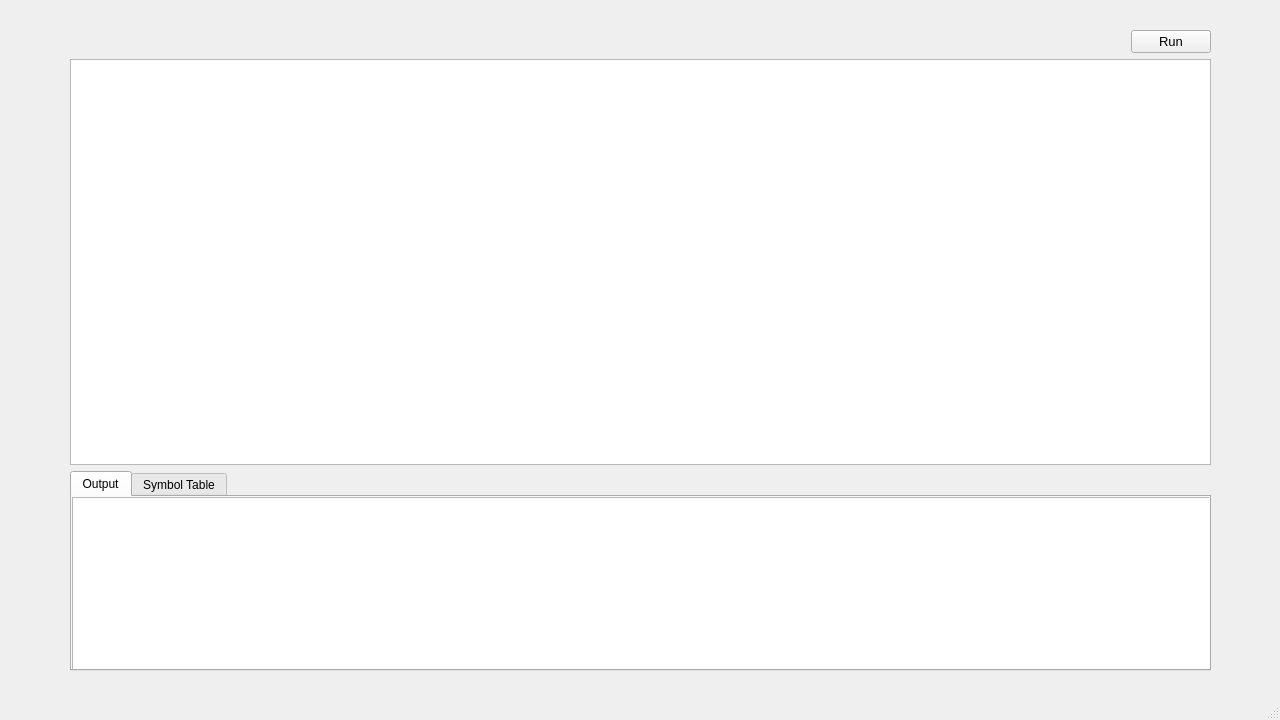
AlimU11/Pascal-Interpreter, file layout.ui: the form before one commit.
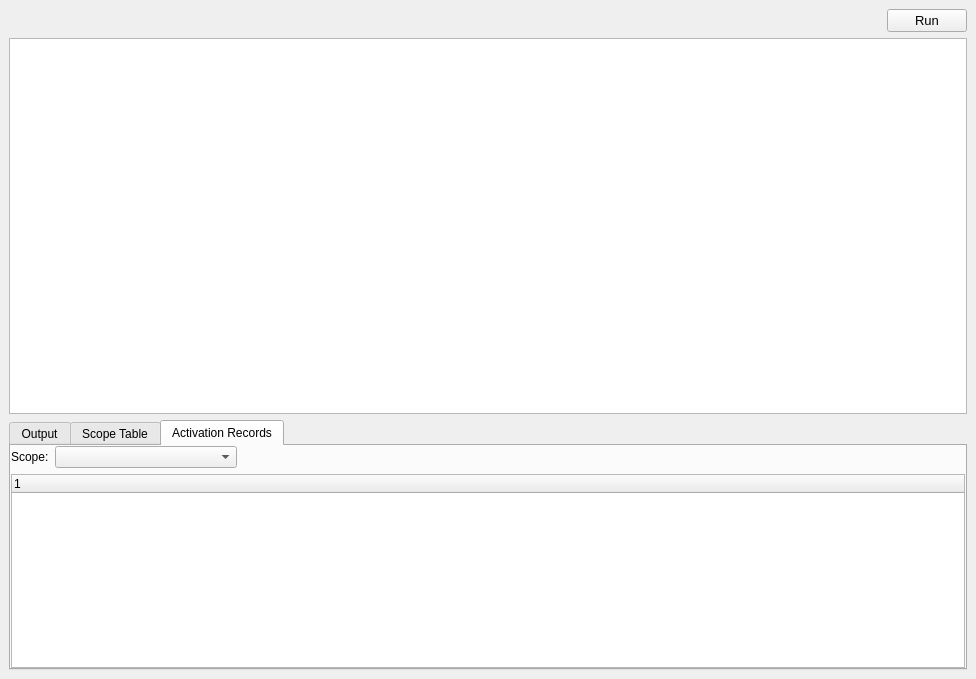
The form after the commit. The open tabs and pages were chosen to show the change. Custom widgets are drawn as their Qt base class.

```diff
--- a/layout.ui
+++ b/layout.ui
@@ -6,10 +6,22 @@
    <rect>
     <x>0</x>
     <y>0</y>
-    <width>1280</width>
-    <height>720</height>
+    <width>976</width>
+    <height>679</height>
    </rect>
   </property>
+  <property name="sizePolicy">
+   <sizepolicy hsizetype="Expanding" vsizetype="Expanding">
+    <horstretch>0</horstretch>
+    <verstretch>0</verstretch>
+   </sizepolicy>
+  </property>
+  <property name="minimumSize">
+   <size>
+    <width>360</width>
+    <height>480</height>
+   </size>
+  </property>
   <property name="cursor">
    <cursorShape>ArrowCursor</cursorShape>
   </property>
@@ -17,18 +29,17 @@
    <string>MainWindow</string>
   </property>
   <widget class="QWidget" name="centralwidget">
-   <widget class="QWidget" name="verticalLayoutWidget">
-    <property name="geometry">
-     <rect>
-      <x>70</x>
-      <y>30</y>
-      <width>1141</width>
-      <height>641</height>
-     </rect>
-    </property>
-    <layout class="QVBoxLayout" name="verticalLayout">
+   <property name="sizePolicy">
+    <sizepolicy hsizetype="MinimumExpanding" vsizetype="MinimumExpanding">
+     <horstretch>0</horstretch>
+     <verstretch>0</verstretch>
+    </sizepolicy>
+   </property>
+   <layout class="QGridLayout" name="gridLayout">
+    <item row="0" column="0">
+     <layout class="QVBoxLayout" name="verticalLayout" stretch="0,3,2">
      <property name="sizeConstraint">
-      <enum>QLayout::SetDefaultConstraint</enum>
+       <enum>QLayout::SetNoConstraint</enum>
      </property>
      <item>
       <layout class="QHBoxLayout" name="horizontalLayout_2">
@@ -68,9 +79,9 @@
      <item>
       <widget class="CodeEditor" name="plainTextEdit">
        <property name="sizePolicy">
-        <sizepolicy hsizetype="Minimum" vsizetype="Preferred">
+         <sizepolicy hsizetype="Expanding" vsizetype="Expanding">
          <horstretch>0</horstretch>
-         <verstretch>1</verstretch>
+          <verstretch>0</verstretch>
         </sizepolicy>
        </property>
        <property name="cursor" stdset="0">
@@ -86,65 +97,143 @@
        <property name="leftMargin">
         <number>0</number>
        </property>
-      </layout>
-     </item>
      <item>
       <widget class="QTabWidget" name="tabWidget">
-       <property name="minimumSize">
-        <size>
-         <width>0</width>
-         <height>200</height>
-        </size>
-       </property>
        <property name="currentIndex">
         <number>0</number>
        </property>
-       <widget class="QWidget" name="tab_1">
+          <widget class="QWidget" name="tab">
         <attribute name="title">
          <string>Output</string>
         </attribute>
-        <widget class="QTextEdit" name="textEdit">
-         <property name="geometry">
-          <rect>
-           <x>0</x>
-           <y>0</y>
-           <width>1141</width>
-           <height>181</height>
-          </rect>
-         </property>
-        </widget>
-       </widget>
-       <widget class="QWidget" name="tab_2">
+           <layout class="QGridLayout" name="gridLayout_4">
+            <item row="0" column="0">
+             <layout class="QVBoxLayout" name="verticalLayout_4">
+              <item>
+               <widget class="QTextEdit" name="output">
+                <property name="enabled">
+                 <bool>true</bool>
+                </property>
+                <property name="font">
+                 <font>
+                  <pointsize>12</pointsize>
+                 </font>
+                </property>
+                <property name="autoFillBackground">
+                 <bool>false</bool>
+                </property>
+                <property name="readOnly">
+                 <bool>true</bool>
+                </property>
+                <property name="placeholderText">
+                 <string/>
+                </property>
+               </widget>
+              </item>
+             </layout>
+            </item>
+           </layout>
+          </widget>
+          <widget class="QWidget" name="tab_output">
         <attribute name="title">
-         <string>Symbol Table</string>
-        </attribute>
-        <widget class="QTextEdit" name="textEdit_2">
-         <property name="geometry">
-          <rect>
-           <x>0</x>
-           <y>0</y>
-           <width>1141</width>
-           <height>181</height>
-          </rect>
-         </property>
-        </widget>
-       </widget>
-      </widget>
-     </item>
-    </layout>
-   </widget>
-  </widget>
-  <widget class="QMenuBar" name="menubar">
-   <property name="geometry">
-    <rect>
-     <x>0</x>
-     <y>0</y>
-     <width>1280</width>
-     <height>21</height>
-    </rect>
-   </property>
-  </widget>
-  <widget class="QStatusBar" name="statusbar"/>
+            <string>Scope Table</string>
+           </attribute>
+           <layout class="QGridLayout" name="gridLayout_2">
+            <property name="leftMargin">
+             <number>0</number>
+            </property>
+            <property name="topMargin">
+             <number>0</number>
+            </property>
+            <property name="rightMargin">
+             <number>0</number>
+            </property>
+            <property name="bottomMargin">
+             <number>0</number>
+            </property>
+            <item row="0" column="0">
+             <layout class="QVBoxLayout" name="verticalLayout_2">
+              <item>
+               <widget class="QTableWidget" name="scopeTable"/>
+              </item>
+             </layout>
+            </item>
+           </layout>
+          </widget>
+          <widget class="QWidget" name="tab_activation_records">
+           <attribute name="title">
+            <string>Activation Records</string>
+           </attribute>
+           <layout class="QGridLayout" name="gridLayout_3">
+            <property name="leftMargin">
+             <number>0</number>
+            </property>
+            <property name="topMargin">
+             <number>0</number>
+            </property>
+            <property name="rightMargin">
+             <number>0</number>
+            </property>
+            <property name="bottomMargin">
+             <number>0</number>
+            </property>
+            <item row="0" column="0">
+             <layout class="QVBoxLayout" name="verticalLayout_3">
+              <item>
+               <layout class="QHBoxLayout" name="horizontalLayout_3" stretch="0,2,8">
+                <item>
+                 <widget class="QLabel" name="label">
+                  <property name="text">
+                   <string>Scope:</string>
+                  </property>
+                 </widget>
+                </item>
+                <item>
+                 <widget class="QComboBox" name="scopeComboBox">
+                  <property name="sizePolicy">
+                   <sizepolicy hsizetype="MinimumExpanding" vsizetype="Fixed">
+                    <horstretch>0</horstretch>
+                    <verstretch>0</verstretch>
+                   </sizepolicy>
+                  </property>
+                 </widget>
+                </item>
+                <item>
+                 <spacer name="horizontalSpacer">
+                  <property name="orientation">
+                   <enum>Qt::Horizontal</enum>
+                  </property>
+                  <property name="sizeHint" stdset="0">
+                   <size>
+                    <width>30</width>
+                    <height>20</height>
+                   </size>
+                  </property>
+                 </spacer>
+                </item>
+               </layout>
+              </item>
+              <item>
+               <widget class="QTreeWidget" name="activationTree">
+                <column>
+                 <property name="text">
+                  <string notr="true">1</string>
+                 </property>
+                </column>
+               </widget>
+              </item>
+             </layout>
+            </item>
+           </layout>
+          </widget>
+         </widget>
+        </item>
+       </layout>
+      </item>
+     </layout>
+    </item>
+   </layout>
+  </widget>
  </widget>
  <customwidgets>
   <customwidget>
```
Lines whose indentation alone changed are shown as unchanged.
